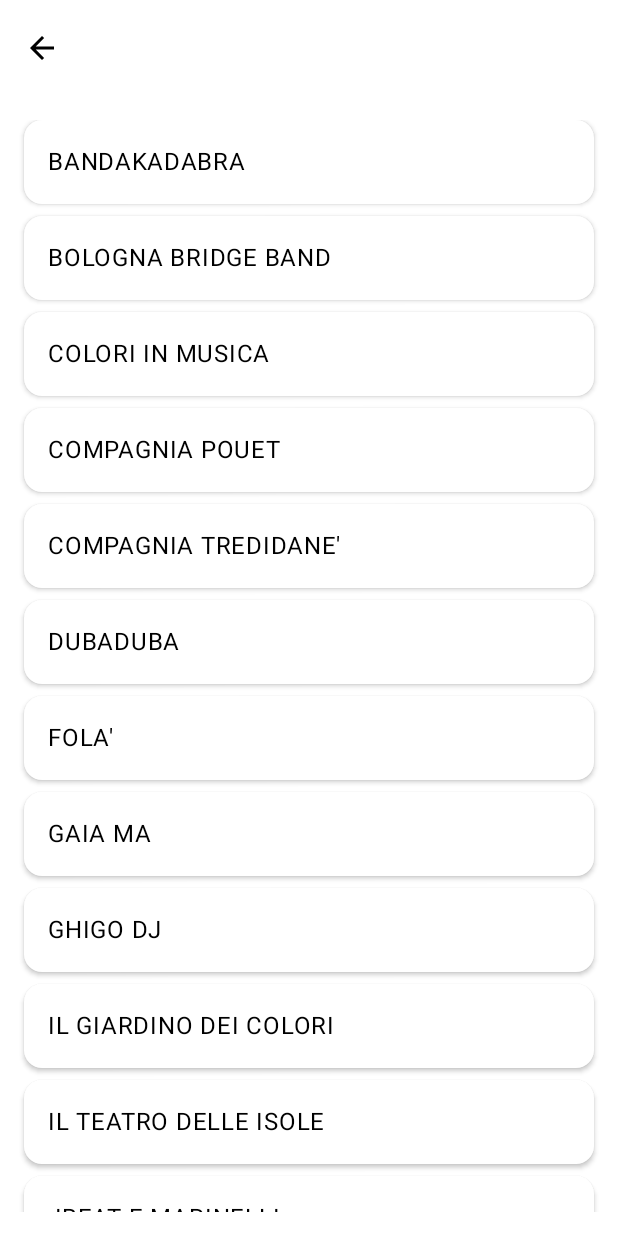
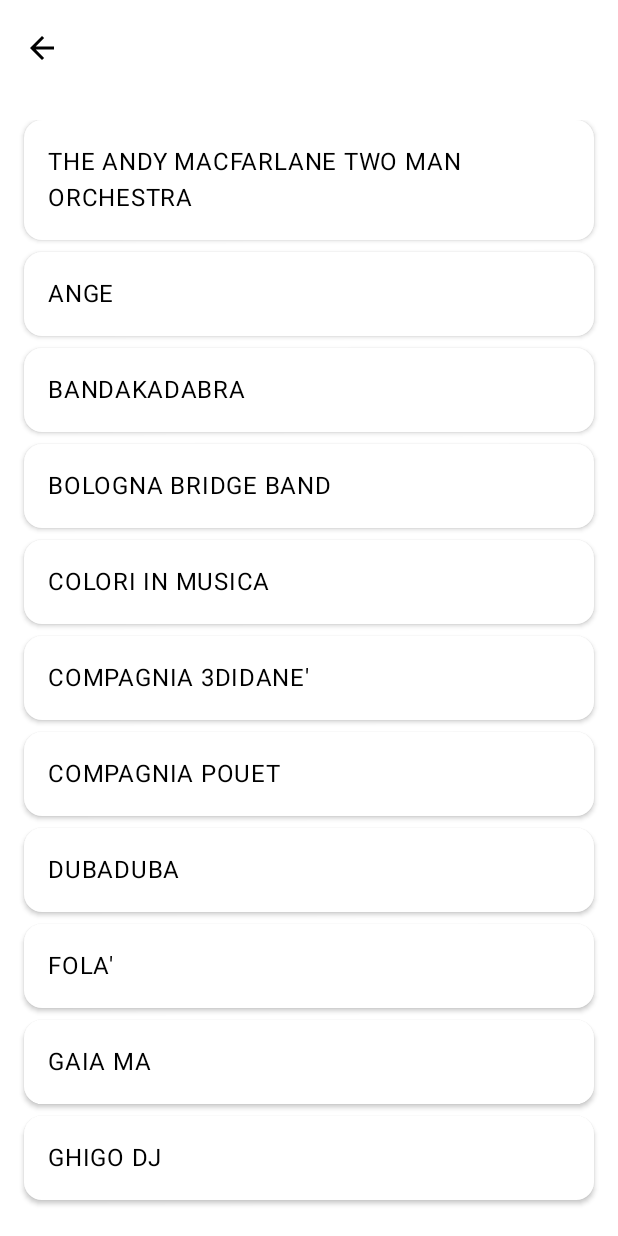
Before and after one commit to GianlucaVeschi/FiestaGlobalMobileApp, an Android app built with Jetpack Compose: the composable ArtistsScreen called with empty values, on a phone screen of 412 x 824 dp. Run offline under Robolectric (Android 15) with nearby library versions, the phone set to English and light mode, and no system bars.

Commit message:
Aggiorna artisti

```diff
--- a/composeApp/src/commonMain/kotlin/org/gianlucaveschi/fiestaglobal/ui/screens/profile/ArtistsScreen.kt
+++ b/composeApp/src/commonMain/kotlin/org/gianlucaveschi/fiestaglobal/ui/screens/profile/ArtistsScreen.kt
@@ -78,11 +78,13 @@ fun ArtistsScreen(
 }
 
 val hardcodedArtists = listOf(
+  "THE ANDY MACFARLANE TWO MAN ORCHESTRA",
+  "ANGE",
   "BANDAKADABRA",
   "BOLOGNA BRIDGE BAND",
   "COLORI IN MUSICA",
+  "COMPAGNIA 3DIDANE'",
   "COMPAGNIA POUET",
-  "COMPAGNIA TREDIDANE'",
   "DUBADUBA",
   "FOLA'",
   "GAIA MA",
@@ -90,32 +92,31 @@ val hardcodedArtists = listOf(
   "IL GIARDINO DEI COLORI",
   "IL TEATRO DELLE ISOLE",
   "JBEAT E MARINELLI",
-  "K SLY",
-  "KATASTROFA",
+  "K LSY",
+  "KATASTROFA CLOWN",
   "LA COMPAGNIA DI VIVA EL BALL!",
-  "LA DAMA CON L'ERMELLINO",
+  "LA DAMA DELL'ERMELLINO",
   "LAPALLAROTONDA",
   "LE SGAMBATE",
   "LION D",
-  "LUCCIARINI TRIO",
+  "LIVE PAINTING (writers)",
   "MA KENLUCK",
-  "MENGO DJ",
-  "MOTSWAKO JAZZ COLLECTIVE",
+  "MOTSWAKO JAZZ COLLECTIVE feat. MIKE ROSSI",
+  "OTTO PANZER",
   "PACKIM DJ",
+  "PAPA MENGO SELECTOR",
   "PINAKOTEK",
-  "POETRY IN THE STREET",
   "QUETZALCOATL",
   "RAYMOND SOLFANELLI",
-  "SENZA VOLTO",
+  "ROBERTO LUCCIARINI BLUES TRIO",
+  "SENZAVOLTO",
   "SINGLE BARREL",
   "SLACK DJSET",
   "SLACK ERMANNO AND THE EX PRESIDENTS",
   "SLACK LAST KILLERS",
   "SLACK THE LINGS",
   "SOULFIRE PROJECT",
-  "SWING O LELES",
-  "THE ANGE",
-  "TWO MEN ORCHESTRA",
+  "SWING-O-LELES",
   "VERONICA GONZALEZ",
   "VIBRA FAMILY",
   "WORABBI E LE DOVUTE PRECAUZIONI"
```
